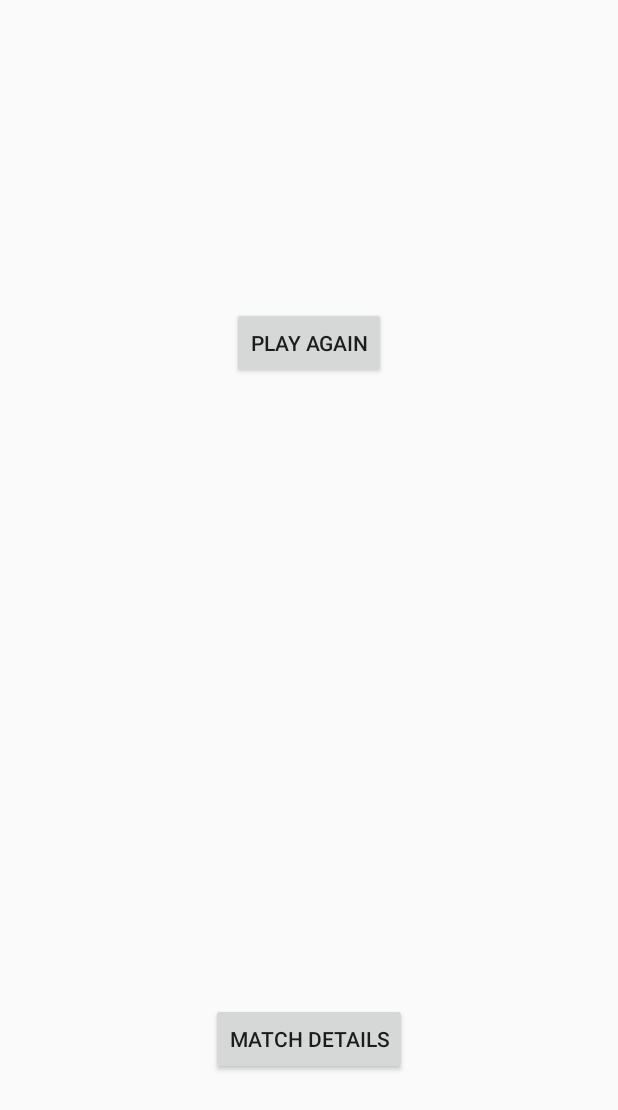
After one commit to zdenduk/AndroidUnstableAtoms, an Android app: the layout activity_final.xml on its own in the app's theme, with its tools: preview values and no code run, on a phone screen of 412 x 824 dp. The commit adds this screen. Shown: the top 1110 px of the screen. Run offline under Robolectric (Android 15) with nearby library versions, the phone set to English and light mode, and no system bars.

Commit message:
RecyclerView
In version λ.5 I added a recyclerView with match details. TODO in λ.6 - recyclerView shows gameBoard history instead of text records.

```diff
--- a/app/src/main/java/com/example/semanticer/unstable/domain/Game.java
+++ b/app/src/main/java/com/example/semanticer/unstable/domain/Game.java
@@ -2,6 +2,8 @@ package com.example.semanticer.unstable.domain;
 
 import com.example.semanticer.unstable.domain.model.GameBoard;
 import com.example.semanticer.unstable.domain.model.Player;
+
+import java.util.List;
 
 /**
  * Created by semanticer on 15.01.2017.
--- a/app/src/main/java/com/example/semanticer/unstable/presentation/GamePresenter.java
+++ b/app/src/main/java/com/example/semanticer/unstable/presentation/GamePresenter.java
@@ -25,7 +25,6 @@ public class GamePresenter extends RxPresenter<GameView> {
                 view.showGameBoard(game.getBoard());
                 view.showCurrentPlayer(Player.FIRST_PLAYER);
                 view.showScore(Player.FIRST_PLAYER, Player.SECOND_PLAYER, game);
-                view.hideWinnerText();
             }
         });
     }
@@ -39,12 +38,13 @@ public class GamePresenter extends RxPresenter<GameView> {
                         view.showGameBoard(newGameBoard);
                         view.showCurrentPlayer(game.getPlayer());
                         view.showScore(Player.FIRST_PLAYER, Player.SECOND_PLAYER, game);
+                        view.updateData(Player.FIRST_PLAYER, Player.SECOND_PLAYER, game);
                     }
                 });
                 if (!game.isntOver()) {
                     view().subscribe(view -> {
                         if (view != null) {
-                            view.showWinner(game.getScore(game.getBoard(), Player.FIRST_PLAYER) > 0 ? Player.FIRST_PLAYER : Player.SECOND_PLAYER);
+                            view.goToFinal(game.getScore(game.getBoard(), Player.FIRST_PLAYER) > 0 ? true : false);
                         }
                     });
                 }
--- /dev/null
+++ b/app/src/main/res/layout/activity_final.xml
@@ -0,0 +1,36 @@
+<?xml version="1.0" encoding="utf-8"?>
+<RelativeLayout xmlns:android="http://schemas.android.com/apk/res/android"
+    xmlns:tools="http://schemas.android.com/tools"
+    android:id="@+id/activity_final"
+    android:layout_width="match_parent"
+    android:layout_height="match_parent"
+    android:orientation="vertical">
+
+    <TextView
+        android:id="@+id/winner"
+        android:layout_width="wrap_content"
+        android:layout_height="wrap_content"
+        android:layout_alignParentTop="true"
+        android:layout_centerHorizontal="true"
+        android:layout_marginTop="73dp" />
+
+    <Button
+        android:id="@+id/playAgain"
+        android:layout_width="wrap_content"
+        android:layout_height="wrap_content"
+        android:layout_below="@+id/winner"
+        android:layout_centerHorizontal="true"
+        android:layout_marginTop="112dp"
+        android:text="PLAY AGAIN"
+        android:onClick="playAgain" />
+
+    <Button
+        android:text="Match details"
+        android:layout_width="wrap_content"
+        android:layout_height="wrap_content"
+        android:layout_alignParentBottom="true"
+        android:layout_centerHorizontal="true"
+        android:layout_marginBottom="107dp"
+        android:id="@+id/matchdetails"
+        android:onClick="showDetails" />
+</RelativeLayout>
```
Also changed, not shown: app/src/main/AndroidManifest.xml (+18 -0 lines), app/src/main/java/com/example/semanticer/unstable/presentation/Adapter.java (added, +59 -0 lines), app/src/main/java/com/example/semanticer/unstable/presentation/FinalActivity.java (added, +56 -0 lines), app/src/main/java/com/example/semanticer/unstable/presentation/FinalPresenter.java (added, +29 -0 lines), app/src/main/java/com/example/semanticer/unstable/presentation/FinalView.java (added, +12 -0 lines), app/src/main/java/com/example/semanticer/unstable/presentation/GameActivity.java (+18 -19 lines), app/src/main/java/com/example/semanticer/unstable/presentation/GameView.java (+6 -5 lines), app/src/main/java/com/example/semanticer/unstable/presentation/ListActivity.java (added, +43 -0 lines), app/src/main/res/layout/activity_game.xml (+0 -17 lines), app/src/main/res/layout/activity_list.xml (added, +30 -0 lines), app/src/main/res/layout/list_item.xml (added, +15 -0 lines).
